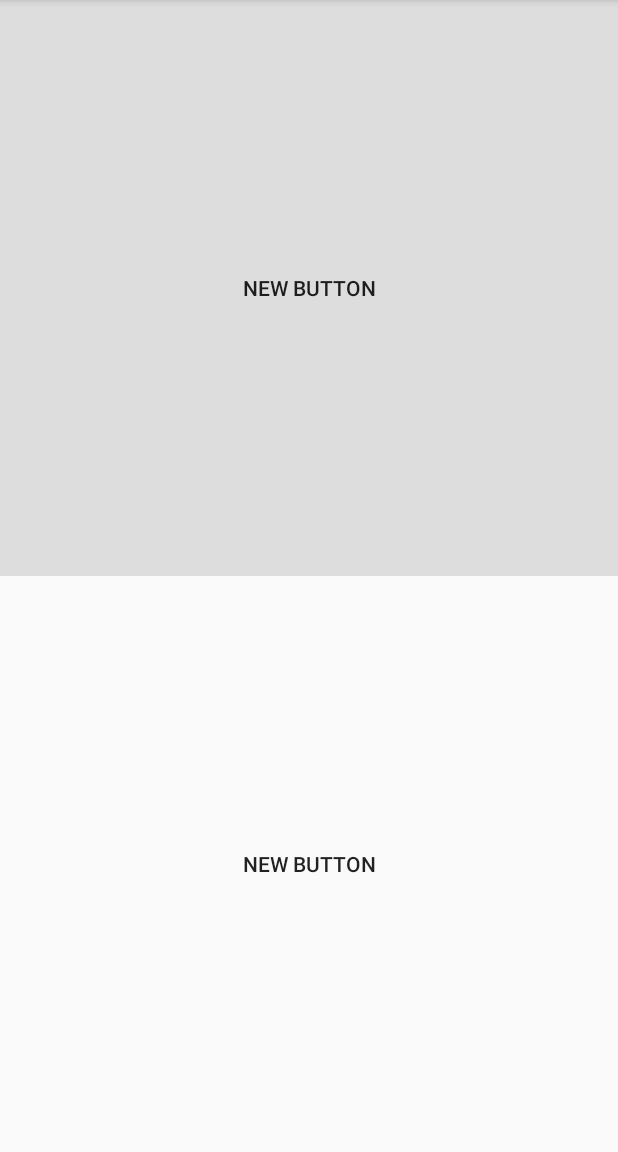
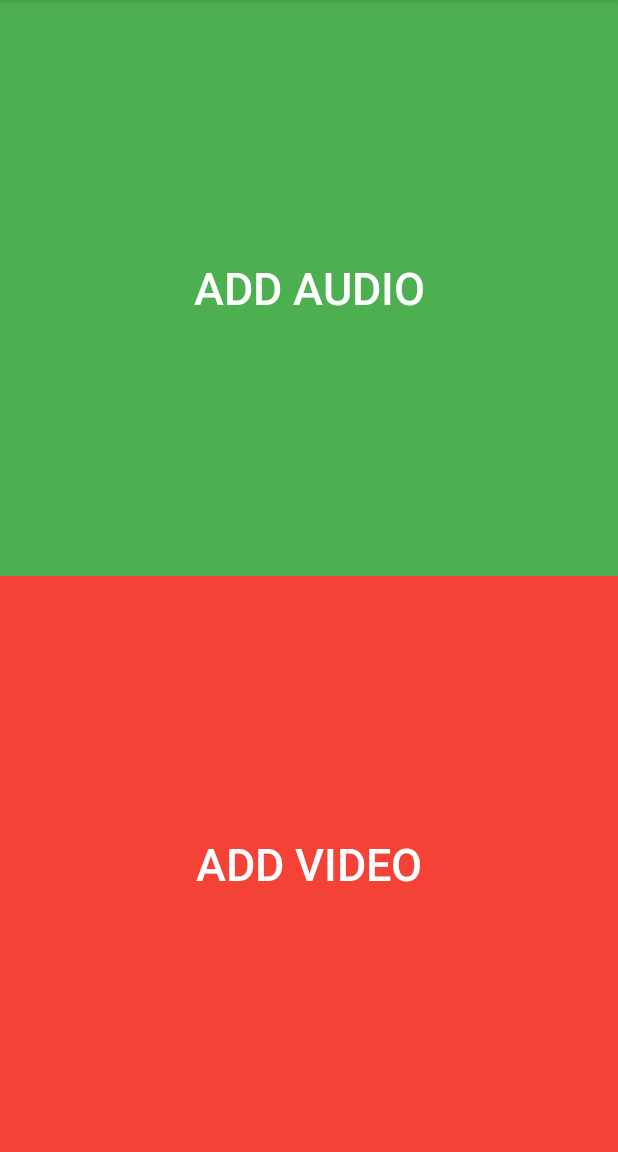
Before and after one commit to alok-sm/RoposoHack, an Android app: the screen it shows after launch (MainActivity), on a phone screen of 412 x 824 dp, the part 84-1236 px from its top. Run offline under Robolectric (Android 15) with nearby library versions, the light colour scheme and no system bars.

Commit message:
finished selector activity

```diff
--- a/app/build.gradle
+++ b/app/build.gradle
@@ -23,4 +23,5 @@ dependencies {
     compile fileTree(dir: 'libs', include: ['*.jar'])
     testCompile 'junit:junit:4.12'
     compile 'com.android.support:appcompat-v7:23.2.1'
+    compile 'com.android.support:design:23.2.1'
 }
--- a/app/src/main/java/com/hack/roposohack/MainActivity.java
+++ b/app/src/main/java/com/hack/roposohack/MainActivity.java
@@ -1,13 +1,74 @@
 package com.hack.roposohack;
 
+import android.content.Intent;
+import android.net.Uri;
 import android.support.v7.app.AppCompatActivity;
 import android.os.Bundle;
+import android.view.View;
+import android.widget.Button;
 
 public class MainActivity extends AppCompatActivity {
+
+    private int RESULT_SUCCESS_AUDIO = 1;
+    private int RESULT_SUCCESS_VIDEO = 2;
+
+    private Button addAudioButton;
+    private Button addVideoButton;
+
+    private boolean audioAdded = false;
+    private boolean videoAdded = false;
 
     @Override
     protected void onCreate(Bundle savedInstanceState) {
         super.onCreate(savedInstanceState);
         setContentView(R.layout.activity_main);
+
+        addAudioButton = (Button) findViewById(R.id.addAudio);
+        addVideoButton = (Button) findViewById(R.id.addVideo);
+
+        if (addAudioButton != null) {
+            addAudioButton.setOnClickListener(new View.OnClickListener() {
+                @Override
+                public void onClick(View v) {
+                    Intent intent = new Intent(Intent.ACTION_GET_CONTENT);
+                    intent.setType("audio/*");
+                    startActivityForResult(intent, RESULT_SUCCESS_AUDIO);
+                }
+            });
+        }
+
+        if (addVideoButton != null) {
+            addVideoButton.setOnClickListener(new View.OnClickListener() {
+                @Override
+                public void onClick(View v) {
+                    Intent intent = new Intent(Intent.ACTION_GET_CONTENT);
+                    intent.setType("video/*");
+                    startActivityForResult(intent, RESULT_SUCCESS_VIDEO);
+                }
+            });
+        }
+    }
+
+    @Override
+    protected void onActivityResult(int requestCode,int resultCode,Intent data){
+
+        if(resultCode == RESULT_OK){
+            Uri uri = data.getData();
+            if(requestCode == RESULT_SUCCESS_AUDIO){
+                addAudioButton.setText("\u2713");
+                audioAdded = true;
+                //Add stuff to do with Audio below
+            }else if(requestCode == RESULT_SUCCESS_VIDEO){
+                addVideoButton.setText("\u2713");
+                videoAdded = true;
+                //Add stuff to do with Audio below
+            }
+
+            if(audioAdded && videoAdded){
+                Intent goToEffectsActivity = new Intent(this, EffectsActivity.class);
+                startActivity(goToEffectsActivity);
+            }
+        }
+        super.onActivityResult(requestCode, resultCode, data);
     }
 }
--- a/app/src/main/res/layout/activity_main.xml
+++ b/app/src/main/res/layout/activity_main.xml
@@ -16,10 +16,11 @@
         <Button
             android:layout_width="fill_parent"
             android:layout_height="fill_parent"
-            android:text="New Button"
+            android:text="Add Audio"
             android:id="@+id/addAudio"
-            android:background="#ddd"
-            style="@style/Widget.AppCompat.Button.Borderless"/>
+            android:background="#4CAF50"
+            android:textColor="#ffffff"
+            android:textSize="30sp"/>
 
     </LinearLayout>
     <LinearLayout
@@ -32,9 +33,11 @@
         <Button
             android:layout_width="fill_parent"
             android:layout_height="fill_parent"
-            android:text="New Button"
-            android:id="@+id/AddVideo"
-            style="@style/Widget.AppCompat.Button.Borderless"/>
+            android:text="Add Video"
+            android:id="@+id/addVideo"
+            android:background="#F44336"
+            android:textColor="#ffffff"
+            android:textSize="30sp"/>
 
     </LinearLayout>
 </LinearLayout>
--- /dev/null
+++ b/app/src/main/res/values-v21/styles.xml
@@ -0,0 +1,9 @@
+<resources>>
+
+    <style name="AppTheme.NoActionBar">
+        <item name="windowActionBar">false</item>
+        <item name="windowNoTitle">true</item>
+        <item name="android:windowDrawsSystemBarBackgrounds">true</item>
+        <item name="android:statusBarColor">@android:color/transparent</item>
+    </style>
+</resources>
--- a/app/src/main/res/values/dimens.xml
+++ b/app/src/main/res/values/dimens.xml
@@ -2,4 +2,5 @@
     <!-- Default screen margins, per the Android Design guidelines. -->
     <dimen name="activity_horizontal_margin">16dp</dimen>
     <dimen name="activity_vertical_margin">16dp</dimen>
+    <dimen name="fab_margin">16dp</dimen>
 </resources>
--- a/app/src/main/res/values/strings.xml
+++ b/app/src/main/res/values/strings.xml
@@ -1,3 +1,4 @@
 <resources>
     <string name="app_name">RoposoHack</string>
+    <string name="title_activity_effects">EffectsActivity</string>
 </resources>
--- a/app/src/main/res/values/styles.xml
+++ b/app/src/main/res/values/styles.xml
@@ -8,4 +8,13 @@
         <item name="colorAccent">@color/colorAccent</item>
     </style>
 
+    <style name="AppTheme.NoActionBar">
+        <item name="windowActionBar">false</item>
+        <item name="windowNoTitle">true</item>
+    </style>
+
+    <style name="AppTheme.AppBarOverlay" parent="ThemeOverlay.AppCompat.Dark.ActionBar" />
+
+    <style name="AppTheme.PopupOverlay" parent="ThemeOverlay.AppCompat.Light" />
+
 </resources>
```
Also changed, not shown: app/src/main/AndroidManifest.xml (+7 -3 lines), app/src/main/java/com/hack/roposohack/EffectsActivity.java (added, +29 -0 lines), app/src/main/res/layout/activity_effects.xml (added, +34 -0 lines), app/src/main/res/layout/content_effects.xml (added, +15 -0 lines).
